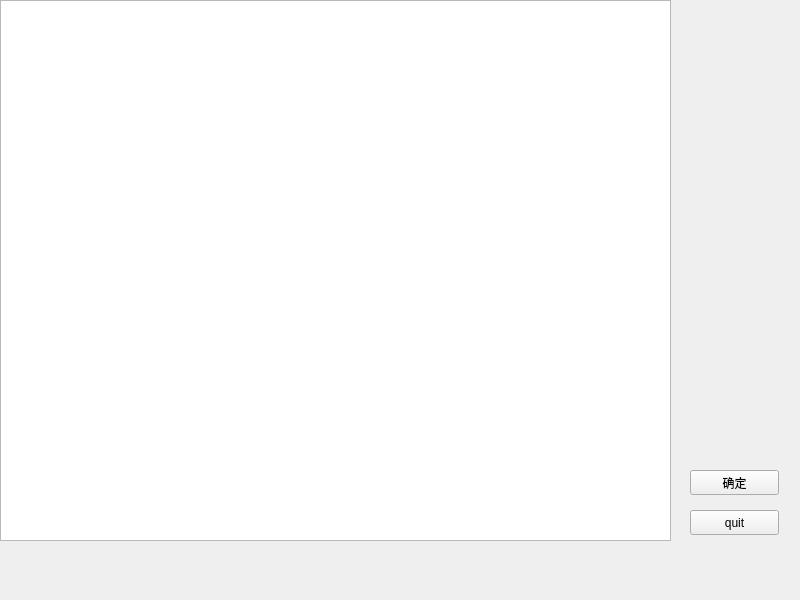
This is demo1/disease.ui in KeviaWang/work as Qt 5 draws it before an edit. The edited form follows.
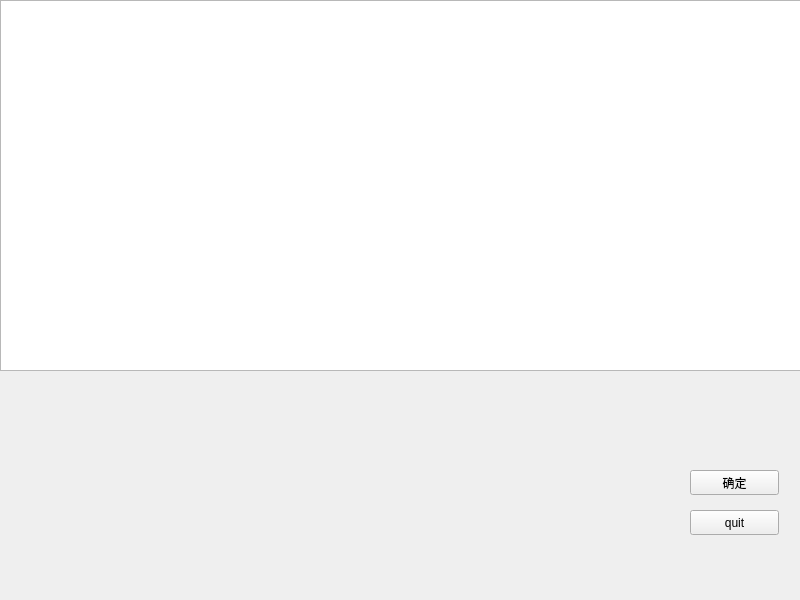
This is the edited form.

Diff of the .ui file:
```diff
--- a/demo1/disease.ui
+++ b/demo1/disease.ui
@@ -31,8 +31,8 @@
     <rect>
      <x>0</x>
      <y>0</y>
-     <width>671</width>
-     <height>541</height>
+     <width>801</width>
+     <height>371</height>
     </rect>
    </property>
   </widget>
```
